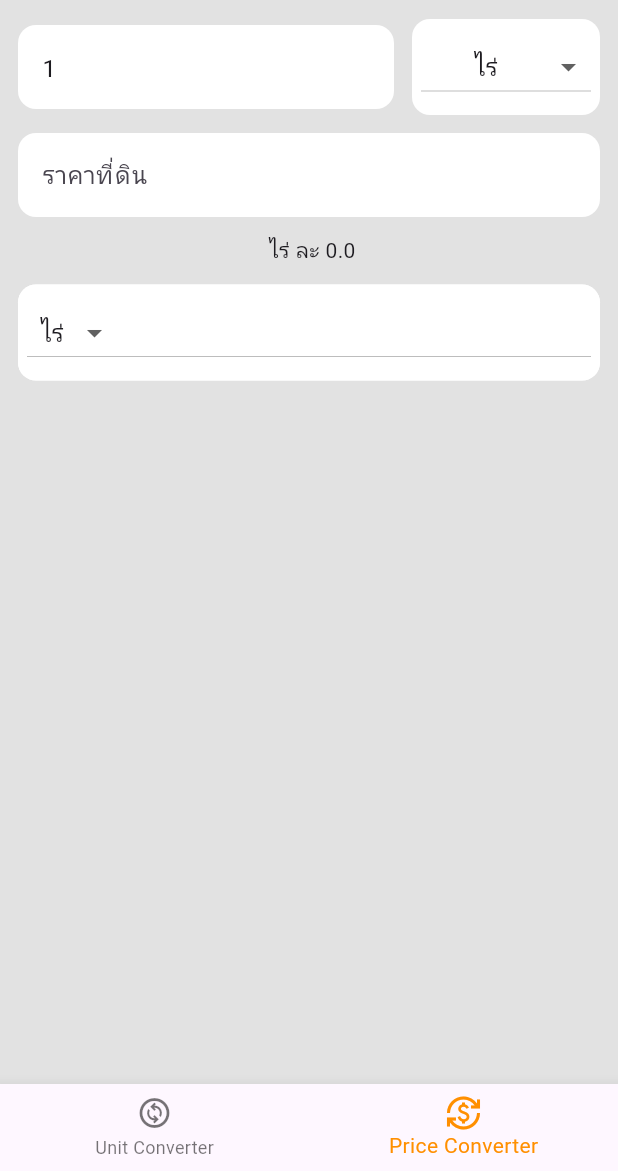
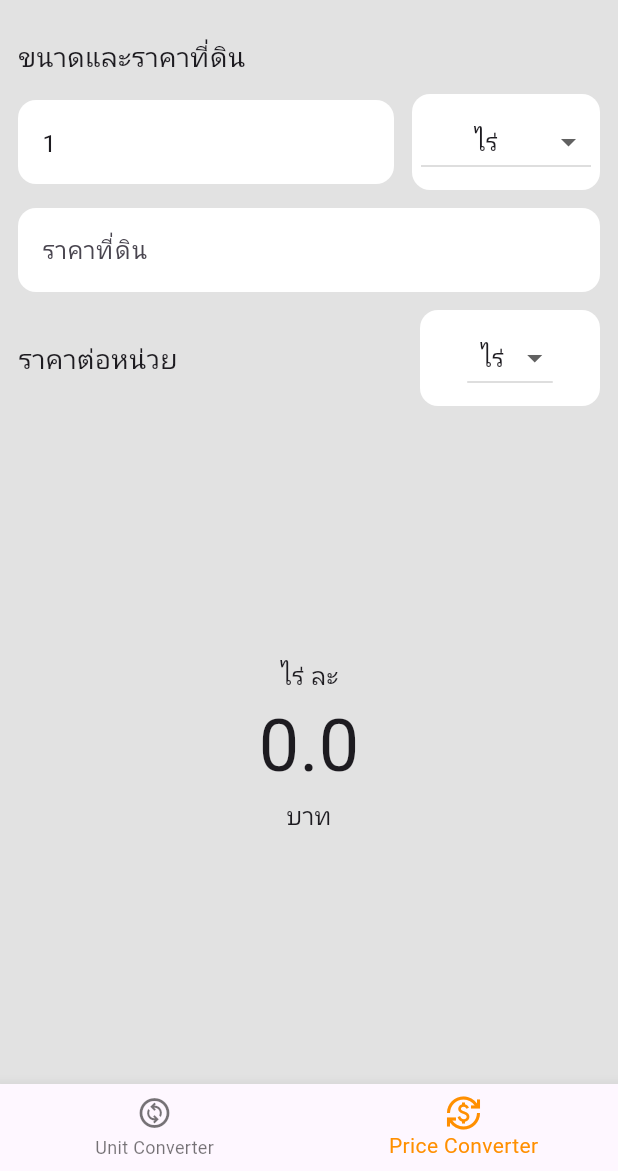
Before and after one commit to Khanin-devmode/convertrai_flutter, a Flutter app: the screen it shows after launch, item 2 of the bottom bar chosen, on a phone screen of 412 x 824 dp, the part 65-1236 px from its top. Run offline on Flutter 3.47's test engine with Material 2 defaults, Android fonts, the phone set to English and light mode, and no system bars; our stand-ins replace flutter_riverpod, google_mobile_ads; missing offline and left inert: pattern_formatter; network calls fail; Roboto replaces fonts that are missing (MontserratAlternates); project files that could hold a hidden picture were left out.

Commit message:
update ui to display price convert result

```diff
--- a/lib/features/price_converter/presentation/price_converter_page.dart
+++ b/lib/features/price_converter/presentation/price_converter_page.dart
@@ -32,7 +32,15 @@ class PriceConverterPageState extends ConsumerState<PriceConverterPage> {
     return Container(
       color: kBgColor,
       child: Column(
+        crossAxisAlignment: CrossAxisAlignment.start,
         children: [
+          const Padding(
+            padding: const EdgeInsets.all(12.0),
+            child: Text(
+              'ขนาดและราคาที่ดิน',
+              style: TextStyle(fontSize: 18),
+            ),
+          ),
           Padding(
             padding: const EdgeInsets.symmetric(horizontal: 12),
             child: Row(
@@ -181,20 +189,24 @@ class PriceConverterPageState extends ConsumerState<PriceConverterPage> {
                 },
                 label: 'ราคาที่ดิน'),
           ),
-          Text(
-              ' ${getUnitText(seletedOutputUnit)} ละ ${priceCalState.toString()}'),
-          Container(
-            margin: const EdgeInsets.all(12),
-            decoration: const BoxDecoration(
-              color: Colors.white,
-              borderRadius: BorderRadius.all(
-                Radius.circular(12),
-              ),
-            ),
+          Padding(
+            padding: const EdgeInsets.symmetric(horizontal: 12),
             child: Row(
+              mainAxisAlignment: MainAxisAlignment.spaceBetween,
               children: [
-                Expanded(
-                  flex: 2,
+                const Text(
+                  'ราคาต่อหน่วย',
+                  style: TextStyle(fontSize: 18),
+                ),
+                Container(
+                  width: 120,
+                  alignment: Alignment.center,
+                  decoration: const BoxDecoration(
+                    color: Colors.white,
+                    borderRadius: BorderRadius.all(
+                      Radius.circular(12),
+                    ),
+                  ),
                   child: UnitSelectDropdown(
                     selectableUnits: const [
                       ConvertingUnit.sqm,
@@ -227,6 +239,29 @@ class PriceConverterPageState extends ConsumerState<PriceConverterPage> {
               ],
             ),
           ),
+          Expanded(
+            child: SizedBox(
+              width: double.infinity,
+              child: Column(
+                mainAxisAlignment: MainAxisAlignment.center,
+                crossAxisAlignment: CrossAxisAlignment.center,
+                children: [
+                  Text(
+                    '${getUnitText(seletedOutputUnit)} ละ',
+                    style: kBodyText,
+                  ),
+                  Text(
+                    priceCalState.toString(),
+                    style: TextStyle(fontSize: 48),
+                  ),
+                  const Text(
+                    'บาท',
+                    style: kBodyText,
+                  )
+                ],
+              ),
+            ),
+          ),
         ],
       ),
     );
```
